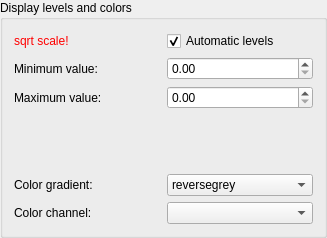
Before: the Qt Designer form lavuelib/ui/LevelsGroupBox.ui in syncope/lavue, drawn with Qt 5.
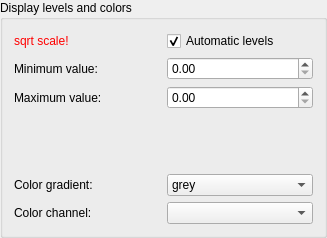
After: the same form once the commit is applied.

Commit message: fix order of gradients

What changed in the file:
```diff
--- a/lavuelib/ui/LevelsGroupBox.ui
+++ b/lavuelib/ui/LevelsGroupBox.ui
@@ -142,7 +142,7 @@
          </property>
          <item>
           <property name="text">
-           <string>reversegrey</string>
+           <string>grey</string>
           </property>
          </item>
          <item>
```
Left out of the diff: 2 changed lines with no effect on the pictures. The commit also changes 2 other files.
